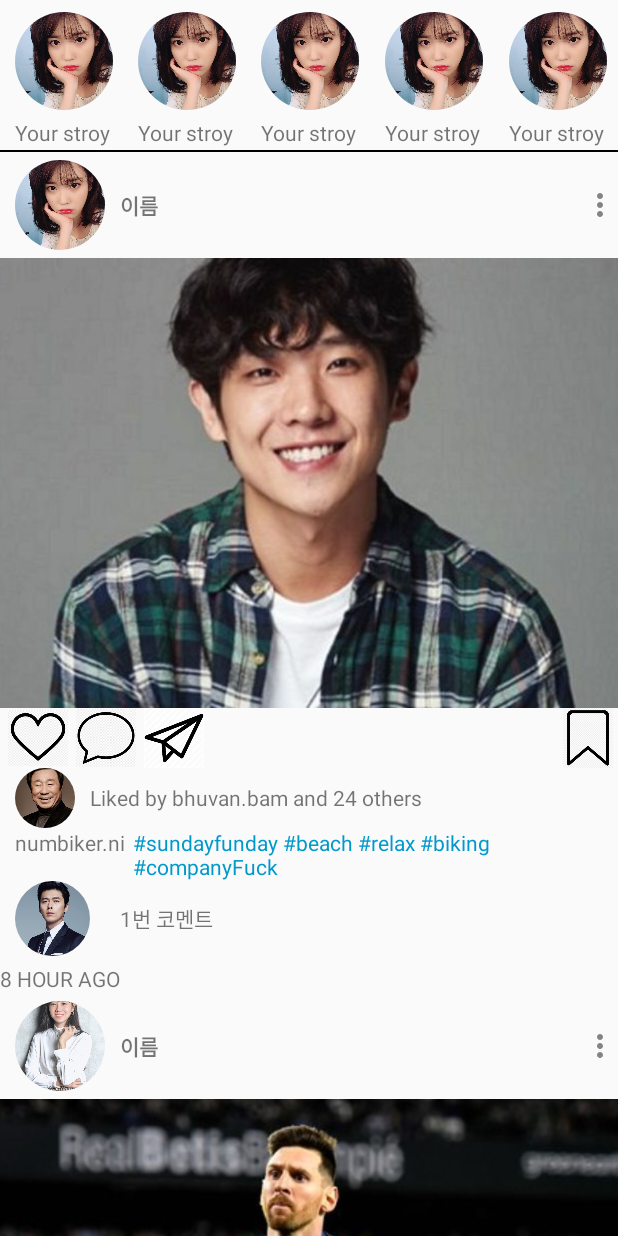
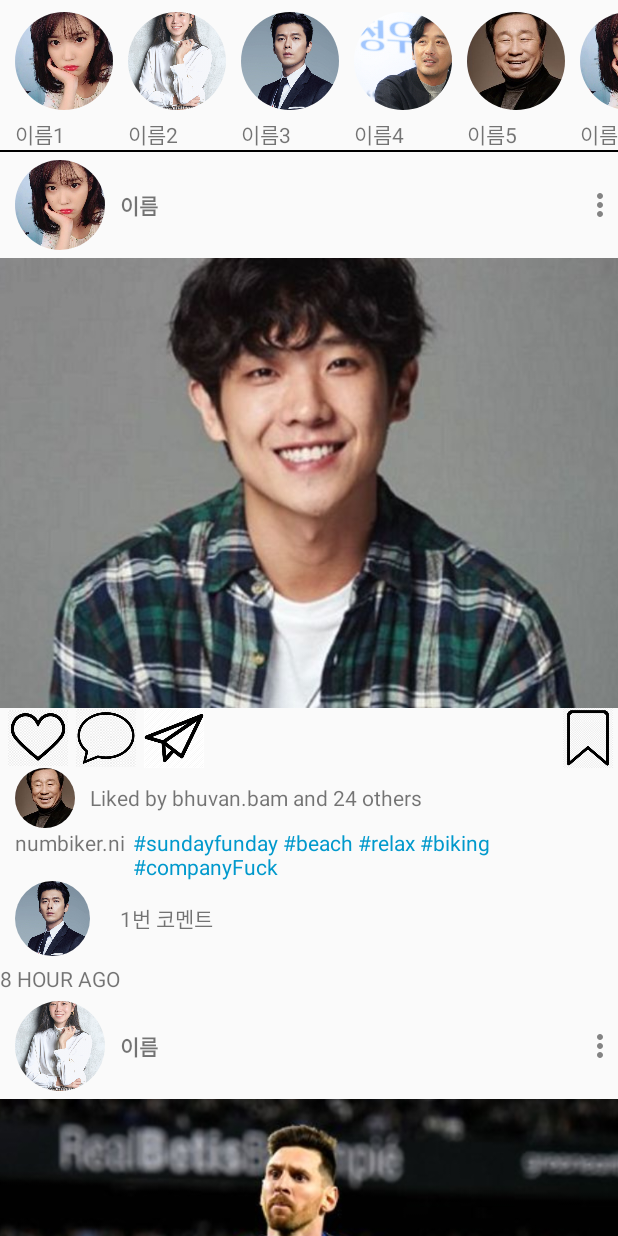
Before and after one commit to jg20228/InstagramUI-RecyclerView, an Android app: the screen it shows after launch (MainActivity), on a phone screen of 412 x 824 dp. Run offline under Robolectric (Android 15) with nearby library versions, the phone set to English and light mode, and no system bars; our stand-ins replace CircleImageView.

Commit message:
UI에 가로, 세로 RecyclerView 적용

```diff
--- a/app/src/main/java/org/wc/instagramui/ContentAdapter.java
+++ b/app/src/main/java/org/wc/instagramui/ContentAdapter.java
@@ -54,8 +54,6 @@ public class ContentAdapter extends RecyclerView.Adapter<ContentAdapter.MyViewHo
         private ImageView commentPic;
         private TextView commentText;
 
-        private ImageView postTime;
-
         public MyViewHolder(@NonNull View itemView) {
             super(itemView);
             myProfileText = itemView.findViewById(R.id.content_my_profile_text);
--- a/app/src/main/java/org/wc/instagramui/MainActivity.java
+++ b/app/src/main/java/org/wc/instagramui/MainActivity.java
@@ -10,6 +10,7 @@ public class MainActivity extends AppCompatActivity {
 
     private static final String TAG = "Main_Activity";
     private RecyclerView rvContent;
+    private RecyclerView rvProfile;
 
     @Override
     protected void onCreate(Bundle savedInstanceState) {
@@ -17,16 +18,37 @@ public class MainActivity extends AppCompatActivity {
         setContentView(R.layout.activity_main);
 
         rvContent = findViewById(R.id.rv_content);
-        ContentAdapter adapter = new ContentAdapter();
+        ContentAdapter contentAdapter = new ContentAdapter();
 
-        adapter.addItem(new Content("이름",R.drawable.propic1,R.drawable.postpic1,R.drawable.propic5,R.drawable.propic3,"1번 코멘트"));
-        adapter.addItem(new Content("이름",R.drawable.propic2,R.drawable.postpic2,R.drawable.propic4,R.drawable.propic4,"2번 코멘트"));
-        adapter.addItem(new Content("이름",R.drawable.propic3,R.drawable.postpic3,R.drawable.propic3,R.drawable.propic5,"3번 코멘트"));
-        adapter.addItem(new Content("이름",R.drawable.propic4,R.drawable.postpic4,R.drawable.propic2,R.drawable.propic1,"4번 코멘트"));
-        adapter.addItem(new Content("이름",R.drawable.propic5,R.drawable.postpic5,R.drawable.propic1,R.drawable.propic2,"5번 코멘트"));
+        contentAdapter.addItem(new Content("이름",R.drawable.propic1,R.drawable.postpic1,R.drawable.propic5,R.drawable.propic3,"1번 코멘트"));
+        contentAdapter.addItem(new Content("이름",R.drawable.propic2,R.drawable.postpic2,R.drawable.propic4,R.drawable.propic4,"2번 코멘트"));
+        contentAdapter.addItem(new Content("이름",R.drawable.propic3,R.drawable.postpic3,R.drawable.propic3,R.drawable.propic5,"3번 코멘트"));
+        contentAdapter.addItem(new Content("이름",R.drawable.propic4,R.drawable.postpic4,R.drawable.propic2,R.drawable.propic1,"4번 코멘트"));
+        contentAdapter.addItem(new Content("이름",R.drawable.propic5,R.drawable.postpic5,R.drawable.propic1,R.drawable.propic2,"5번 코멘트"));
 
         RecyclerView.LayoutManager layoutManager = new LinearLayoutManager(this);
         rvContent.setLayoutManager(new LinearLayoutManager(this));
-        rvContent.setAdapter(adapter);
+        rvContent.setAdapter(contentAdapter);
+
+
+        ////////////
+        rvProfile = findViewById(R.id.rv_profile);
+        ProfileAdapter profileAdapter = new ProfileAdapter();
+
+        profileAdapter.addItem(new Profile(R.drawable.propic1,"이름1"));
+        profileAdapter.addItem(new Profile(R.drawable.propic2,"이름2"));
+        profileAdapter.addItem(new Profile(R.drawable.propic3,"이름3"));
+        profileAdapter.addItem(new Profile(R.drawable.propic4,"이름4"));
+        profileAdapter.addItem(new Profile(R.drawable.propic5,"이름5"));
+        profileAdapter.addItem(new Profile(R.drawable.propic1,"이름6"));
+        profileAdapter.addItem(new Profile(R.drawable.propic2,"이름7"));
+        profileAdapter.addItem(new Profile(R.drawable.propic3,"이름8"));
+        profileAdapter.addItem(new Profile(R.drawable.propic4,"이름9"));
+        profileAdapter.addItem(new Profile(R.drawable.propic5,"이름10"));
+
+        LinearLayoutManager horizontalLayoutManager = new LinearLayoutManager(this);
+        horizontalLayoutManager.setOrientation(LinearLayoutManager.HORIZONTAL);
+        rvProfile.setLayoutManager(horizontalLayoutManager);
+        rvProfile.setAdapter(profileAdapter);
     }
 }
--- /dev/null
+++ b/app/src/main/java/org/wc/instagramui/Profile.java
@@ -0,0 +1,30 @@
+package org.wc.instagramui;
+
+import android.widget.ImageView;
+import android.widget.TextView;
+
+public class Profile {
+    private int profilePic;
+    private String profileTv;
+
+    public Profile(int profilePic, String profileTv) {
+        this.profilePic = profilePic;
+        this.profileTv = profileTv;
+    }
+
+    public int getProfilePic() {
+        return profilePic;
+    }
+
+    public void setProfilePic(int profilePic) {
+        this.profilePic = profilePic;
+    }
+
+    public String getProfileTv() {
+        return profileTv;
+    }
+
+    public void setProfileTv(String profileTv) {
+        this.profileTv = profileTv;
+    }
+}
--- /dev/null
+++ b/app/src/main/java/org/wc/instagramui/ProfileAdapter.java
@@ -0,0 +1,60 @@
+package org.wc.instagramui;
+
+import android.view.LayoutInflater;
+import android.view.View;
+import android.view.ViewGroup;
+import android.widget.ImageView;
+import android.widget.TextView;
+
+import androidx.annotation.NonNull;
+import androidx.recyclerview.widget.RecyclerView;
+
+import java.util.ArrayList;
+import java.util.List;
+
+public class ProfileAdapter extends RecyclerView.Adapter<ProfileAdapter.MyViewHolder>{
+
+    List<Profile> items = new ArrayList<>();
+
+    public void addItem(Profile profile){
+        items.add(profile);
+    }
+
+    @NonNull
+    @Override
+    public MyViewHolder onCreateViewHolder(@NonNull ViewGroup parent, int viewType) {
+        LayoutInflater inflater = LayoutInflater.from(parent.getContext());
+        View view = inflater.inflate(R.layout.layout_profile,parent,false);
+        return new MyViewHolder(view);
+    }
+
+    @Override
+    public void onBindViewHolder(@NonNull MyViewHolder holder, int position) {
+        Profile profile = items.get(position);
+        holder.setItem(profile);
+    }
+
+    @Override
+    public int getItemCount() {
+        return items.size();
+    }
+
+    public static class MyViewHolder extends RecyclerView.ViewHolder{
+
+        private ImageView profilePic;
+        private TextView profileTv;
+
+        public MyViewHolder(@NonNull View itemView) {
+            super(itemView);
+            profilePic = itemView.findViewById(R.id.profile_pic);
+            profileTv = itemView.findViewById(R.id.profile_tv);
+        }
+
+        public void setItem(Profile profile){
+            profilePic.setImageResource(profile.getProfilePic());
+            profileTv.setText(profile.getProfileTv());
+        }
+
+
+    }
+}
--- a/app/src/main/res/layout/activity_main.xml
+++ b/app/src/main/res/layout/activity_main.xml
@@ -8,18 +8,12 @@
     android:layout_height="match_parent"
     tools:context=".MainActivity">
 
-    <LinearLayout
-        android:gravity="top"
+    <androidx.recyclerview.widget.RecyclerView
+        android:id="@+id/rv_profile"
+        android:orientation="horizontal"
         android:layout_width="match_parent"
-        android:layout_height="100dp"
-        android:orientation="horizontal">
-
-        <include layout="@layout/layout_profile"/>
-        <include layout="@layout/layout_profile"/>
-        <include layout="@layout/layout_profile"/>
-        <include layout="@layout/layout_profile"/>
-        <include layout="@layout/layout_profile"/>
-    </LinearLayout>
+        android:layout_height="100dp">
+    </androidx.recyclerview.widget.RecyclerView>
 
     <View
         android:layout_width="match_parent"
--- a/app/src/main/res/layout/layout_profile.xml
+++ b/app/src/main/res/layout/layout_profile.xml
@@ -1,5 +1,8 @@
 <?xml version="1.0" encoding="utf-8"?>
-<merge
+<LinearLayout
+    android:layout_width="wrap_content"
+    android:layout_height="100dp"
+    android:orientation="horizontal"
     xmlns:android="http://schemas.android.com/apk/res/android"
     xmlns:app="http://schemas.android.com/apk/res-auto"
     xmlns:tools="http://schemas.android.com/tools">
@@ -14,17 +17,18 @@
 
         <de.hdodenhof.circleimageview.CircleImageView
             xmlns:app="http://schemas.android.com/apk/res-auto"
-            android:id="@+id/img_pro1"
+            android:id="@+id/profile_pic"
             android:layout_width="65dp"
             android:layout_height="65dp"
             android:src="@drawable/propic1" />
 
         <TextView
+            android:id="@+id/profile_tv"
             android:layout_marginVertical="5dp"
             android:layout_width="wrap_content"
             android:layout_height="wrap_content"
-            android:layout_below="@+id/img_pro1"
+            android:layout_below="@+id/profile_pic"
             android:text="Your stroy" />
 
     </RelativeLayout>
-</merge>
+</LinearLayout>
```
